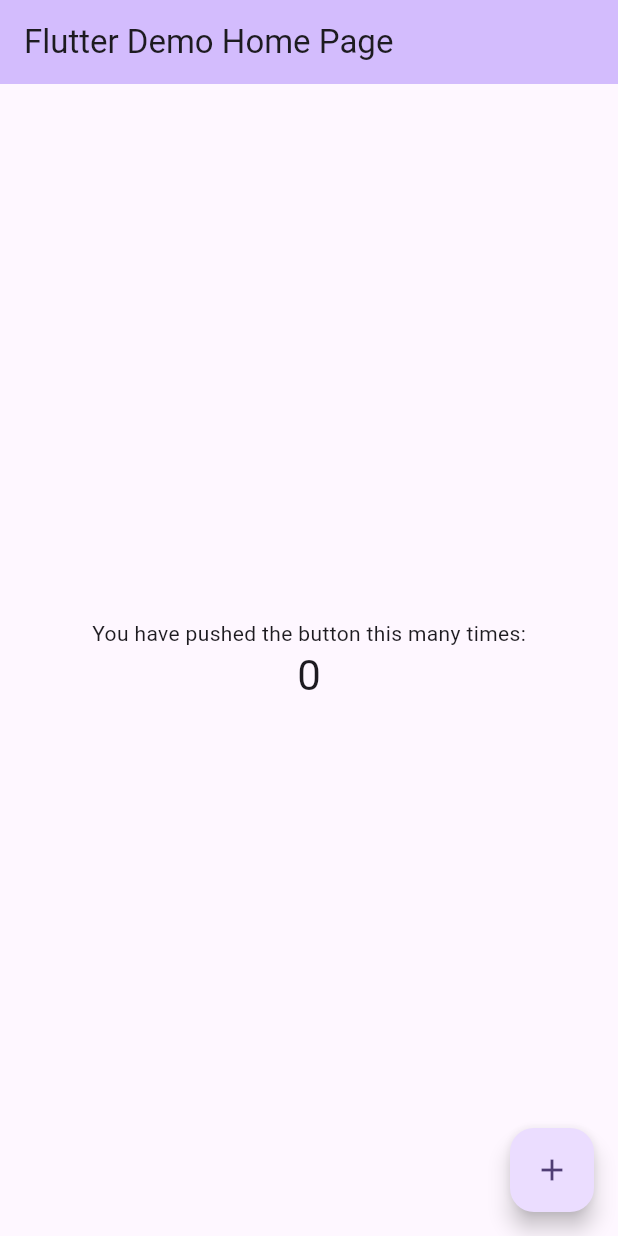
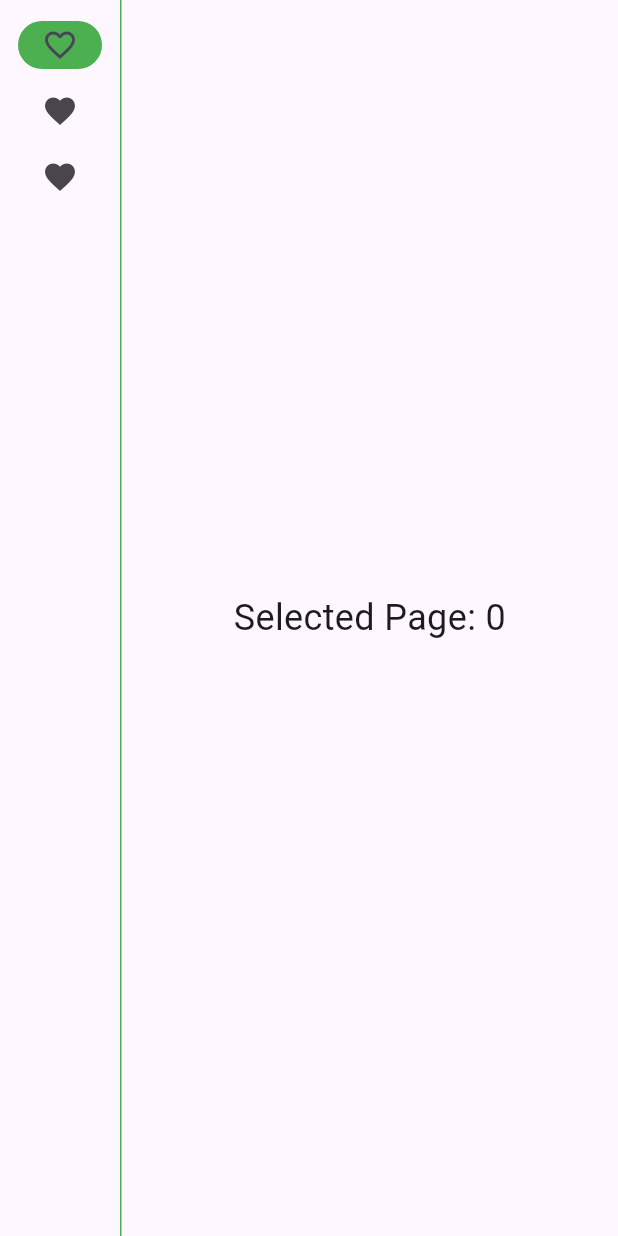
Before and after one commit to wasi-coder/rental_flutter, a Flutter app: the screen it shows after launch, on a phone screen of 412 x 824 dp. Run offline on Flutter 3.47's test engine with Material 3 defaults, Android fonts, the phone set to English and light mode, and no system bars.

Commit message:
added a naviagtion rail in the homepage

```diff
--- a/lib/main.dart
+++ b/lib/main.dart
@@ -1,74 +1,32 @@
+import 'package:car_rental/pages/cardetailspage.dart';
+import 'package:car_rental/pages/confirmationpage.dart';
+import 'package:car_rental/pages/homepage.dart';
 import 'package:flutter/material.dart';
+
 
 void main() {
   runApp(const MyApp());
 }
 
+
 class MyApp extends StatelessWidget {
   const MyApp({super.key});
 
-
+  @override
   Widget build(BuildContext context) {
     return MaterialApp(
-      title: 'Flutter Demo app ',// new line
+      debugShowCheckedModeBanner: false,
+      title: 'Car Rental App',
       theme: ThemeData(
-
         colorScheme: ColorScheme.fromSeed(seedColor: Colors.deepPurple),
       ),
-      home: const MyHomePage(title: 'Flutter Demo Home Page'),
+      // Start the app at HomePage
+      initialRoute: '/home',
+      routes: {
+        '/home': (context) => const HomePage(),
+        '/details': (context) => const CarDetailsPage(),
+        '/confirmation': (context) => const ConfirmationPage(),
+      },
     );
   }
 }
-
-class MyHomePage extends StatefulWidget {
-  const MyHomePage({super.key, required this.title});
-
-
-  final String title;
-
-  @override
-  State<MyHomePage> createState() => _MyHomePageState();
-}
-
-class _MyHomePageState extends State<MyHomePage> {
-  int _counter = 0;
-
-  void _incrementCounter() {
-    setState(() {
-
-      _counter++;
-    });
-  }
-
-  @override
-  Widget build(BuildContext context) {
-
-    return Scaffold(
-      appBar: AppBar(
-
-        backgroundColor: Theme.of(context).colorScheme.inversePrimary,
-
-        title: Text(widget.title),
-      ),
-      body: Center(
-
-        child: Column(
-
-          mainAxisAlignment: MainAxisAlignment.center,
-          children: <Widget>[
-            const Text('You have pushed the button this many times:'),
-            Text(
-              '$_counter',
-              style: Theme.of(context).textTheme.headlineMedium,
-            ),
-          ],
-        ),
-      ),
-      floatingActionButton: FloatingActionButton(
-        onPressed: _incrementCounter,
-        tooltip: 'Increment',
-        child: const Icon(Icons.add),
-      ),
-    );
-  }
-}
--- a/lib/pages/homepage.dart
+++ b/lib/pages/homepage.dart
@@ -0,0 +1,64 @@
+import 'package:flutter/material.dart';
+
+class HomePage extends StatefulWidget {
+  const HomePage({super.key});
+
+  @override
+  State<HomePage> createState() => _HomePageState();
+}
+
+class _HomePageState extends State<HomePage> {
+  int _selectedIndex = 0;
+  @override
+  Widget build(BuildContext context) {
+    return Scaffold(
+      body: SafeArea(
+        child:Row(
+          children: <Widget>[
+            NavigationRail(
+              indicatorColor: Colors.green,
+              selectedIndex: _selectedIndex,
+              groupAlignment: -1.0,
+              onDestinationSelected: (int index) {
+                setState(() {
+                  _selectedIndex = index;
+                });
+              },
+              destinations: const<NavigationRailDestination>[
+                NavigationRailDestination(
+                  icon: Icon(Icons.favorite_outlined),
+                  selectedIcon:Icon(Icons.favorite_border_outlined)
+                , label: Text('PAGE 1 '),
+                ),
+
+                NavigationRailDestination(
+                  icon: Icon(Icons.favorite_outlined),
+                  selectedIcon:Icon(Icons.favorite_border_outlined)
+                , label: Text('PAGE 2 '),
+                ),
+
+                NavigationRailDestination(
+                  icon: Icon(Icons.favorite_outlined),
+                  selectedIcon:Icon(Icons.favorite_border_outlined)
+                , label: Text('PAGE 3 '),
+                ),
+
+              ],
+
+              ),
+              const VerticalDivider(thickness: 1, width: 1,color: Colors.green,),
+              Expanded(
+              child: Center(
+                child: Text(
+                  'Selected Page: $_selectedIndex',
+                  style: const TextStyle(fontSize: 24),
+                ),
+              ),
+            ),
+
+          ],
+        )),
+
+    );
+  }
+}
```
Also changed, not shown: lib/pages/cardetailspage.dart (+29 -0 lines), lib/pages/confirmationpage.dart (+29 -0 lines).
